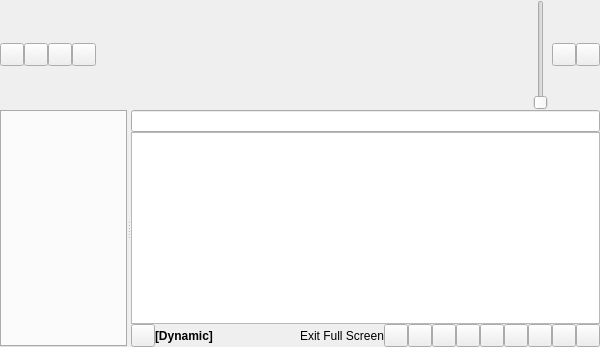
CDrummond/cantata, file gui/mainwindow.ui: the form before one commit.
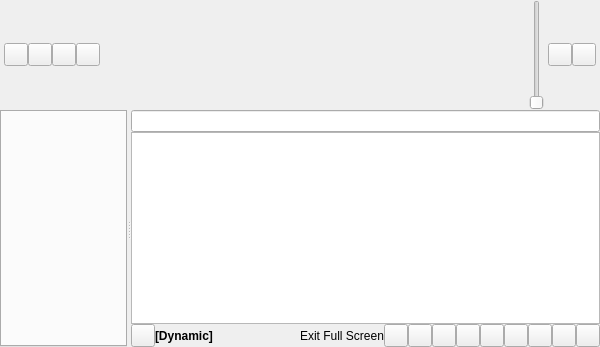
The form after the commit. Custom widgets are drawn as their Qt base class.

Commit message: Add spacers at either end of toolbar.

```diff
--- a/gui/mainwindow.ui
+++ b/gui/mainwindow.ui
@@ -26,6 +26,22 @@
       <property name="margin">
        <number>0</number>
       </property>
+      <item>
+       <spacer name="toolbarSpacerA">
+        <property name="orientation">
+         <enum>Qt::Horizontal</enum>
+        </property>
+        <property name="sizeType">
+         <enum>QSizePolicy::Fixed</enum>
+        </property>
+        <property name="sizeHint" stdset="0">
+         <size>
+          <width>4</width>
+          <height>4</height>
+         </size>
+        </property>
+       </spacer>
+      </item>
       <item>
        <widget class="ToolButton" name="prevTrackButton"/>
       </item>
@@ -85,6 +101,22 @@
       <item>
        <widget class="MenuButton" name="menuButton"/>
       </item>
+      <item>
+       <spacer name="toolbarSpacerB">
+        <property name="orientation">
+         <enum>Qt::Horizontal</enum>
+        </property>
+        <property name="sizeType">
+         <enum>QSizePolicy::Fixed</enum>
+        </property>
+        <property name="sizeHint" stdset="0">
+         <size>
+          <width>4</width>
+          <height>4</height>
+         </size>
+        </property>
+       </spacer>
+      </item>
      </layout>
     </widget>
    </item>
```
The commit also changes 1 other file.
